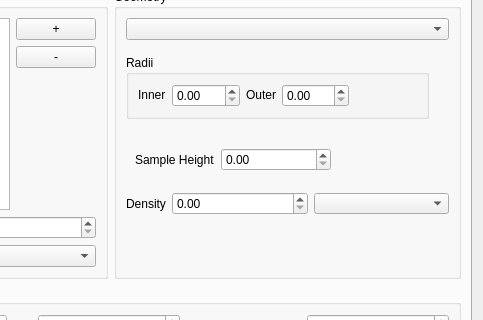
First picture: the form in src/gui/widgets/ui_files/sampleWidget.ui, repository disorderedmaterials/GudPy, before the edit; both pictures show x 251 to 734 and y 298 to 618 of the 734 by 891 pixel window.
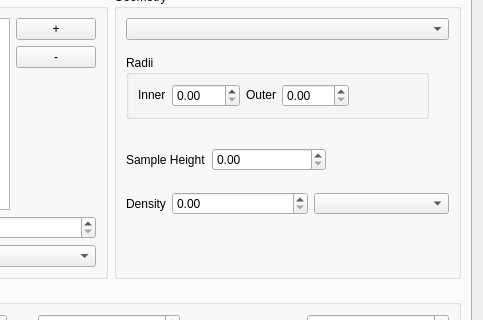
Second picture: the form after the edit. Custom widgets are drawn as their Qt base class.

Commit message: feat: remove margin.

```diff
--- a/src/gui/widgets/ui_files/sampleWidget.ui
+++ b/src/gui/widgets/ui_files/sampleWidget.ui
@@ -677,6 +677,9 @@
               </widget>
               <widget class="QWidget" name="CYLINDRICAL">
                <layout class="QHBoxLayout" name="horizontalLayout_3">
+                <property name="leftMargin">
+                 <number>0</number>
+                </property>
                 <item>
                  <widget class="QLabel" name="sampleHeightLabel">
                   <property name="sizePolicy">
```
